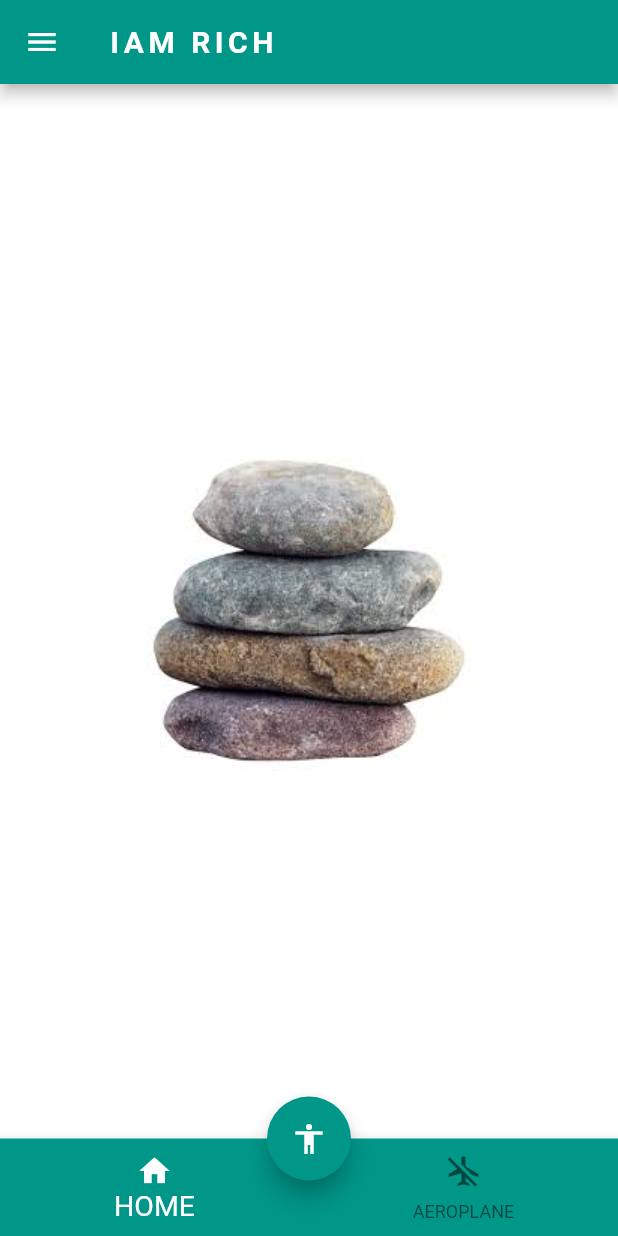
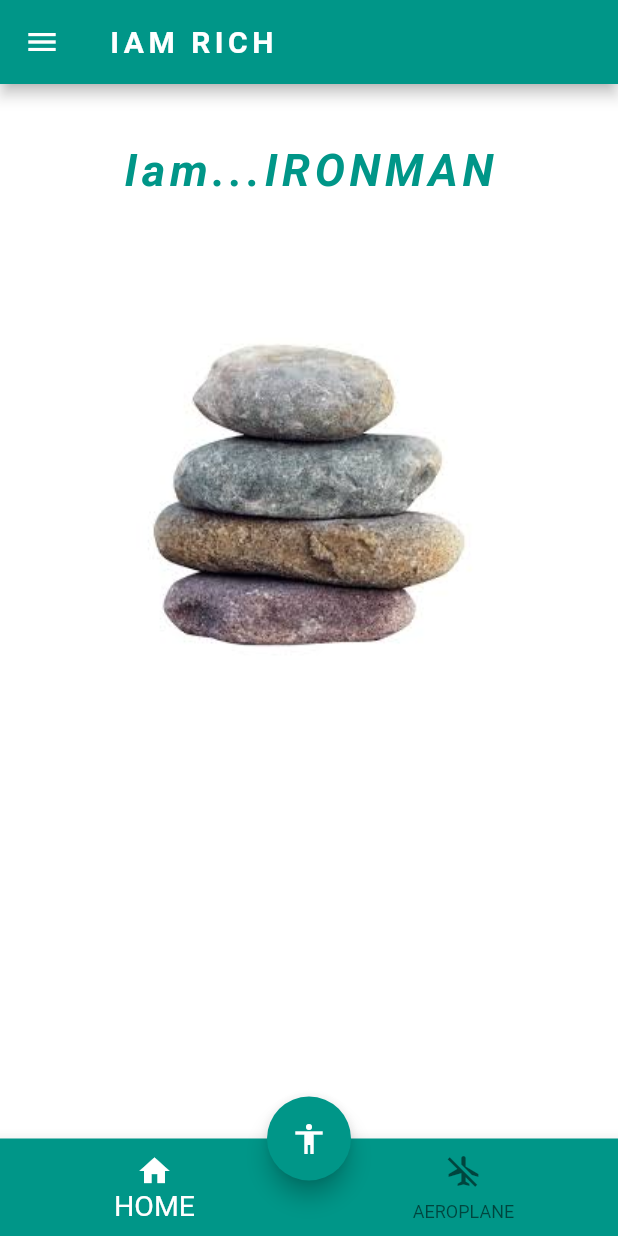
Before and after one commit to Kdheeraj280702/IAM_IRONMAN, a Flutter app: the screen it shows after launch, on a phone screen of 412 x 824 dp. Run offline on Flutter 3.47's test engine with Material 2 defaults, Android fonts, the phone set to English and light mode, and no system bars.

Commit message:
added container

```diff
--- a/lib/main.dart
+++ b/lib/main.dart
@@ -1,5 +1,6 @@
 import 'dart:ui';
 
+import 'package:flutter/cupertino.dart';
 import 'package:flutter/material.dart';
 
 void main() => runApp(MyApp());
@@ -110,9 +111,31 @@ class MyApp extends StatelessWidget {
           ),
         ),
         backgroundColor: Colors.white,
-        body: Center(
-          child: Image.asset("images/1.jpg"),
+        body: Column(
+          children: <Widget>[
+            SizedBox(height:40,),
+            Container(
+
+
+              child: Text(
+                "Iam...IRONMAN",
+                style: TextStyle(
+                  fontStyle: FontStyle.italic,
+                  fontWeight: FontWeight.bold,
+                  letterSpacing: 3,
+                  fontSize: 30,
+                  color: Colors.teal,
+                ),
+              ),
+            ),
+            SizedBox(height: 90),
+            Center(
+              child: Image.asset("images/1.jpg"),
+            ),
+          ],
+
         ),
+
       ),
     );
   }
```
